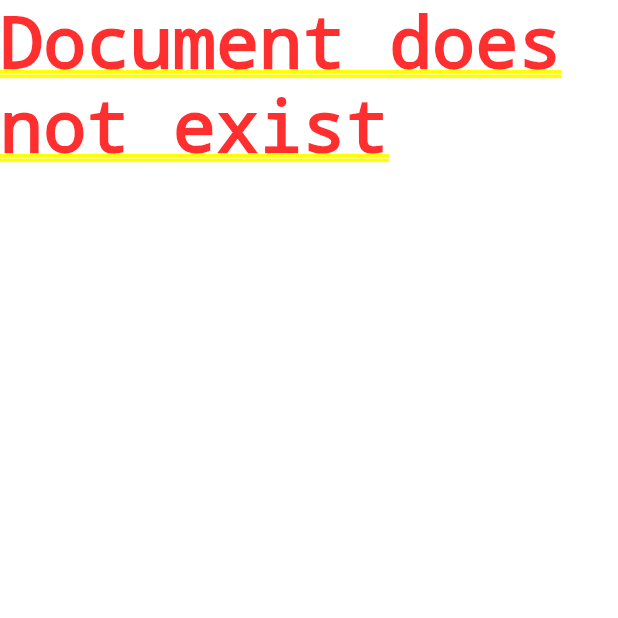
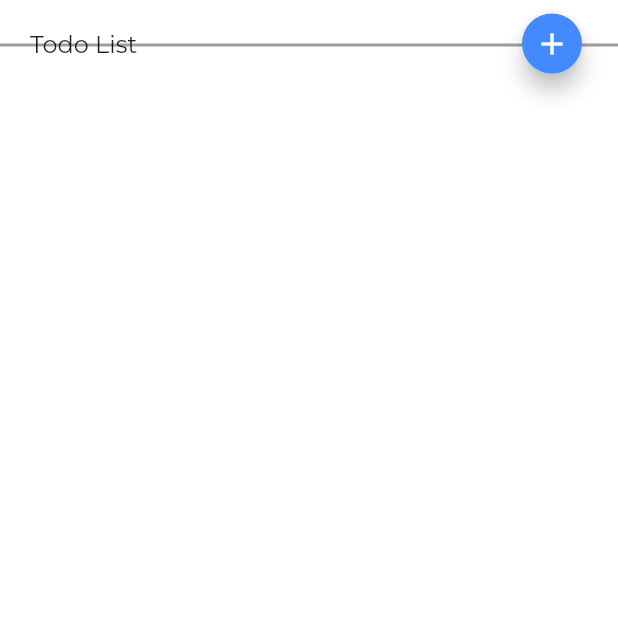
Before and after one commit to Tigls/todo_app, a Flutter app: the screen it shows after launch, on a phone screen of 412 x 824 dp, the top half of it. Run offline on Flutter 3.47's test engine with Material 2 defaults, Android fonts, the phone set to English and light mode, and no system bars; our stand-ins replace cloud_firestore, firebase_core, google_fonts; accounts and stored records are empty.

Commit message:
Adds header

```diff
--- a/lib/main.dart
+++ b/lib/main.dart
@@ -1,8 +1,10 @@
 import 'package:cloud_firestore/cloud_firestore.dart';
 import 'package:firebase_core/firebase_core.dart';
 import 'package:flutter/material.dart';
+import 'package:google_fonts/google_fonts.dart';
+import 'package:todo_app/main/main.screen.dart';
 
-void main () async {
+void main() async {
   WidgetsFlutterBinding.ensureInitialized();
   await Firebase.initializeApp();
   runApp(MyApp());
@@ -13,17 +15,20 @@ class MyApp extends StatelessWidget {
   @override
   Widget build(BuildContext context) {
     return MaterialApp(
-      title: 'Flutter Demo',
+      title: 'Todo app',
+      debugShowCheckedModeBanner: false,
       theme: ThemeData(
-        primarySwatch: Colors.blue,
-        visualDensity: VisualDensity.adaptivePlatformDensity,
-      ),
-      home: MyHomePage(),
+          primarySwatch: Colors.blue,
+          backgroundColor: Colors.white,
+          visualDensity: VisualDensity.adaptivePlatformDensity,
+          textTheme: GoogleFonts.montserratTextTheme(
+              Theme.of(context).textTheme)),
+      home: MainScreen(),
     );
   }
 }
 
-class MyHomePage extends StatelessWidget {
+class TodoApp extends StatelessWidget {
   @override
   Widget build(BuildContext context) {
     CollectionReference todos = FirebaseFirestore.instance.collection('todos');
@@ -32,7 +37,6 @@ class MyHomePage extends StatelessWidget {
       future: todos.doc("LYsRpSazBwEldvhwAHLp").get(),
       builder:
           (BuildContext context, AsyncSnapshot<DocumentSnapshot> snapshot) {
-
         if (snapshot.hasError) {
           return Text("Something went wrong");
         }
--- /dev/null
+++ b/lib/main/main.screen.dart
@@ -0,0 +1,19 @@
+import 'package:flutter/material.dart';
+import 'package:todo_app/main/widgets/header.widget.dart';
+
+class MainScreen extends StatelessWidget {
+  const MainScreen({Key key}) : super(key: key);
+
+  @override
+  Widget build(BuildContext context) {
+    return Scaffold(
+        backgroundColor: Colors.white,
+        body: SafeArea(
+          child: ListView(
+            children: <Widget>[
+              Header(),
+            ],
+          ),
+        ));
+  }
+}
--- /dev/null
+++ b/lib/main/widgets/header.widget.dart
@@ -0,0 +1,24 @@
+import 'package:flutter/material.dart';
+
+class Header extends StatelessWidget {
+  const Header({Key key}) : super(key: key);
+
+  @override
+  Widget build(BuildContext context) {
+    return Container(
+      height: 60,
+      child: Stack(
+        children: [
+          Positioned(top: 29, height: 2,left: 0, right: 0, child: Container(color: Colors.grey)),
+          Positioned(left: 20, top: 20, child: Text("Todo List", style: TextStyle(fontSize: 16))),
+          Positioned(top: 5, right: 20, child: FloatingActionButton(
+              mini: true,
+              backgroundColor: Colors.blueAccent,
+              child: Icon(Icons.add),
+              onPressed: () => 1)),
+        ],
+
+      ),
+    );
+  }
+}
--- a/pubspec.yaml
+++ b/pubspec.yaml
@@ -26,6 +26,7 @@ dependencies:
   cupertino_icons: ^1.0.0
   firebase_core: "^1.1.0"
   cloud_firestore: "^2.0.0"
+  google_fonts: ^2.0.0
 
 dev_dependencies:
   flutter_test:
```
Also changed, not shown: pubspec.lock.
